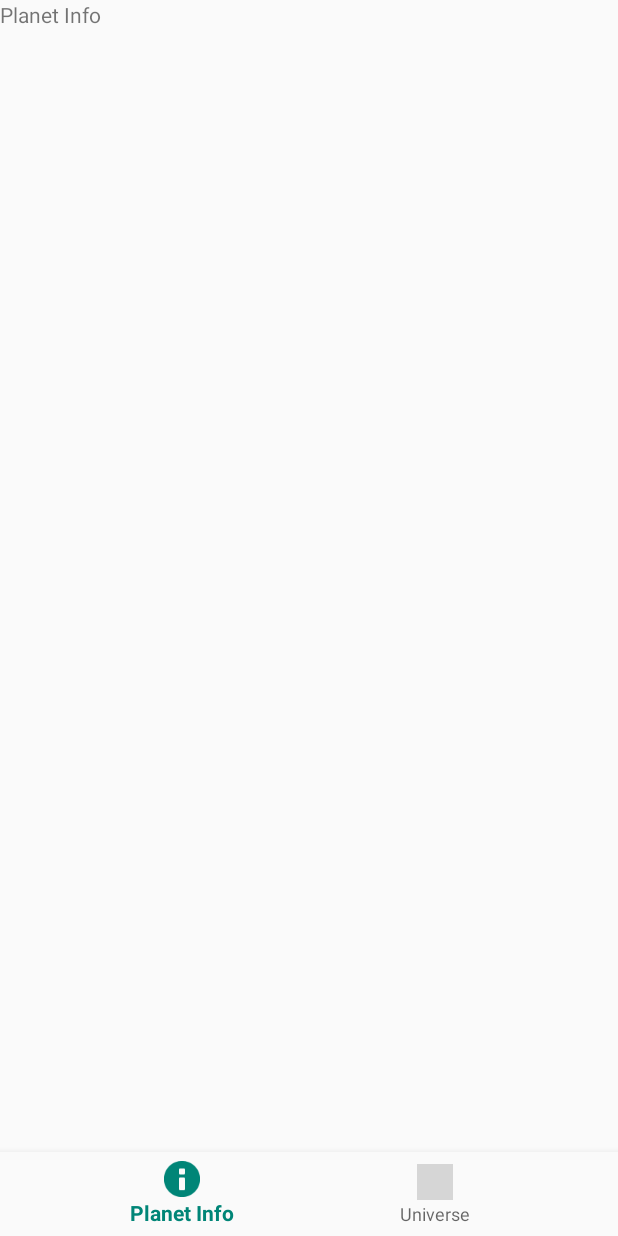
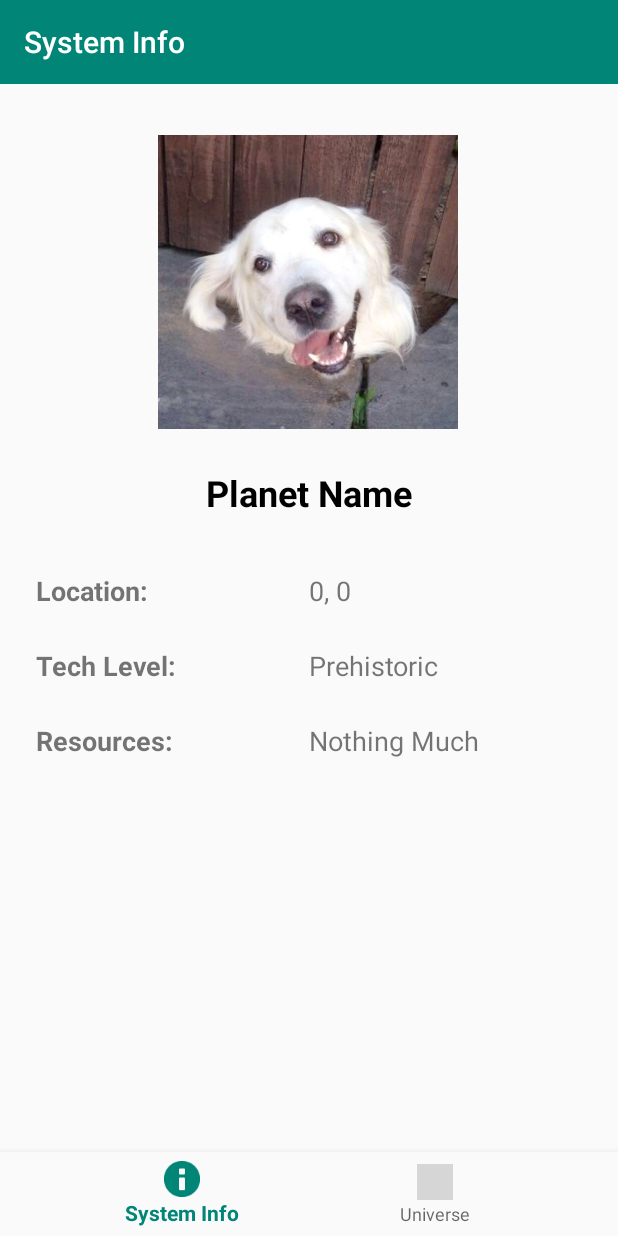
Before and after one commit to treamology/gt-2340-64a, an Android app: the PlanetInfoFragment screen opened directly, with no data from a screen before it, on a phone screen of 412 x 824 dp. Run offline under Robolectric (Android 15) with nearby library versions, the phone set to English and light mode, and no system bars; grey boxes are pictures that could not be loaded.

Commit message:
Continue fleshing out System Info layout.

```diff
--- a/SpaceTrader/app/src/main/AndroidManifest.xml
+++ b/SpaceTrader/app/src/main/AndroidManifest.xml
@@ -10,8 +10,7 @@
         android:supportsRtl="true"
         android:theme="@style/AppTheme">
         <activity
-            android:name=".view.GameActivity"
-            android:label="@string/title_activity_game"></activity>
+            android:name=".view.GameActivity"></activity>
         <activity android:name=".view.ConfigurationActivity">
             <intent-filter>
                 <action android:name="android.intent.action.MAIN" />
--- a/SpaceTrader/app/src/main/res/layout/planet_info_fragment.xml
+++ b/SpaceTrader/app/src/main/res/layout/planet_info_fragment.xml
@@ -1,13 +1,142 @@
 <?xml version="1.0" encoding="utf-8"?>
-<FrameLayout xmlns:android="http://schemas.android.com/apk/res/android"
+<android.support.constraint.ConstraintLayout
+    xmlns:android="http://schemas.android.com/apk/res/android"
+    xmlns:app="http://schemas.android.com/apk/res-auto"
     xmlns:tools="http://schemas.android.com/tools"
     android:layout_width="match_parent"
     android:layout_height="match_parent"
-    tools:context=".view.fragment.PlanetInfoFragment">
+    tools:context=".view.fragment.PlanetInfoFragment"
+    >
+
+    <android.support.v7.widget.Toolbar
+        android:id="@+id/toolbar2"
+        android:layout_width="0dp"
+        android:layout_height="wrap_content"
+        android:background="?attr/colorPrimary"
+        android:minHeight="?attr/actionBarSize"
+        android:theme="?attr/actionBarTheme"
+        app:layout_constraintEnd_toEndOf="parent"
+        app:layout_constraintStart_toStartOf="parent"
+        app:layout_constraintTop_toTopOf="parent"
+        app:title="System Info"
+        app:titleTextColor="@android:color/primary_text_dark" />
+
+    <ImageView
+        android:id="@+id/imageView"
+        android:layout_width="200dp"
+        android:layout_height="200dp"
+        android:layout_marginTop="32dp"
+        android:contentDescription="Planet"
+        android:src="@drawable/doggo"
+        app:layout_constraintEnd_toEndOf="parent"
+        app:layout_constraintHorizontal_bias="0.497"
+        app:layout_constraintStart_toStartOf="parent"
+        app:layout_constraintTop_toBottomOf="@+id/toolbar2" />
+
+    <LinearLayout
+        android:layout_width="match_parent"
+        android:layout_height="0dp"
+        android:layout_marginStart="24dp"
+        android:layout_marginLeft="24dp"
+        android:layout_marginTop="24dp"
+        android:layout_marginEnd="24dp"
+        android:layout_marginRight="24dp"
+        android:layout_marginBottom="32dp"
+        android:gravity="center|top"
+        android:orientation="vertical"
+        app:layout_constraintBottom_toBottomOf="parent"
+        app:layout_constraintEnd_toEndOf="parent"
+        app:layout_constraintStart_toStartOf="parent"
+        app:layout_constraintTop_toBottomOf="@+id/textView">
+
+        <LinearLayout
+            android:layout_width="match_parent"
+            android:layout_height="50dp"
+            android:gravity="center"
+            android:orientation="horizontal">
+
+            <TextView
+                android:id="@+id/locationHeader"
+                android:layout_width="match_parent"
+                android:layout_height="wrap_content"
+                android:layout_weight="1"
+                android:text="@string/si_location_header"
+                android:textSize="18sp"
+                android:textStyle="bold" />
+
+            <TextView
+                android:id="@+id/locationValue"
+                android:layout_width="match_parent"
+                android:layout_height="wrap_content"
+                android:layout_weight="1"
+                android:text="0, 0"
+                android:textSize="18sp" />
+        </LinearLayout>
+
+        <LinearLayout
+            android:layout_width="match_parent"
+            android:layout_height="50dp"
+            android:gravity="center"
+            android:orientation="horizontal"
+            tools:layout_editor_absoluteX="24dp"
+            tools:layout_editor_absoluteY="368dp">
+
+            <TextView
+                android:id="@+id/techLevelHeader"
+                android:layout_width="match_parent"
+                android:layout_height="wrap_content"
+                android:layout_weight="1"
+                android:text="@string/si_tech_level_header"
+                android:textSize="18sp"
+                android:textStyle="bold" />
+
+            <TextView
+                android:id="@+id/techLevelValue"
+                android:layout_width="match_parent"
+                android:layout_height="wrap_content"
+                android:layout_weight="1"
+                android:text="Prehistoric"
+                android:textSize="18sp" />
+
+        </LinearLayout>
+
+        <LinearLayout
+            android:layout_width="match_parent"
+            android:layout_height="50dp"
+            android:gravity="center"
+            android:orientation="horizontal">
+
+            <TextView
+                android:id="@+id/resourcesHeader"
+                android:layout_width="match_parent"
+                android:layout_height="wrap_content"
+                android:layout_weight="1"
+                android:text="@string/si_resources_header"
+                android:textSize="18sp"
+                android:textStyle="bold" />
+
+            <TextView
+                android:id="@+id/resourcesValue"
+                android:layout_width="match_parent"
+                android:layout_height="wrap_content"
+                android:layout_weight="1"
+                android:text="Nothing Much"
+                android:textSize="18sp" />
+
+        </LinearLayout>
+    </LinearLayout>
 
     <TextView
-        android:layout_width="match_parent"
-        android:layout_height="match_parent"
-        android:text="Planet Info" />
+        android:id="@+id/textView"
+        android:layout_width="wrap_content"
+        android:layout_height="wrap_content"
+        android:layout_marginTop="24dp"
+        android:text="Planet Name"
+        android:textColor="@android:color/primary_text_light"
+        android:textSize="24sp"
+        android:textStyle="bold"
+        app:layout_constraintEnd_toEndOf="parent"
+        app:layout_constraintStart_toStartOf="parent"
+        app:layout_constraintTop_toBottomOf="@+id/imageView" />
 
-</FrameLayout>
+</android.support.constraint.ConstraintLayout>
--- a/SpaceTrader/app/src/main/res/values/strings.xml
+++ b/SpaceTrader/app/src/main/res/values/strings.xml
@@ -19,7 +19,13 @@
     </string-array>
     <string name="skillpoints_notify">You haven\'t used all your skillpoints yet!</string>
     <string name="empty_name_notify">You need to enter a name!</string>
-    <string name="title_activity_game">GameActivity</string>
-    <string name="title_planet_info">Planet Info</string>
+
+    <!-- Tabs -->
+    <string name="title_planet_info">System Info</string>
     <string name="title_universe">Universe</string>
+
+    <!-- System Info -->
+    <string name="si_location_header">Location:</string>
+    <string name="si_tech_level_header">Tech Level:</string>
+    <string name="si_resources_header">Resources:</string>
 </resources>
```
Also changed, not shown: SpaceTrader/app/src/main/res/drawable/doggo.png (added).
